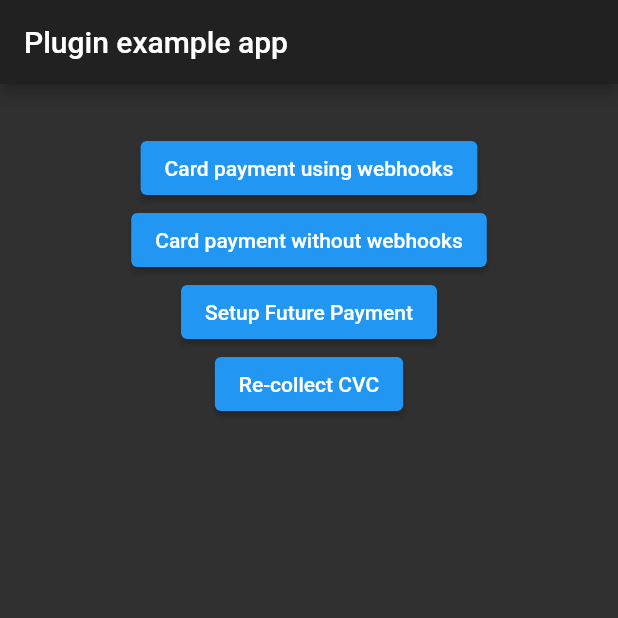
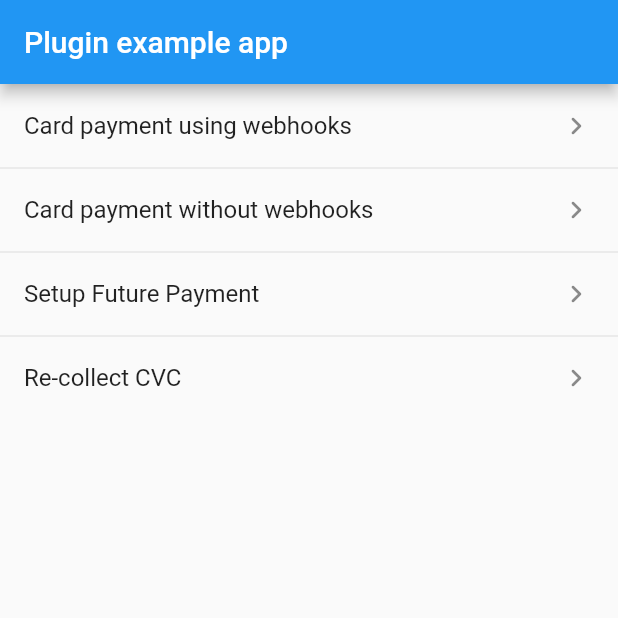
Before and after one commit to softdev55/flutter_stripe, a Flutter app: the screen it shows after launch, on a phone screen of 412 x 824 dp, the top half of it. Run offline on Flutter 3.47's test engine with Material 2 defaults, Android fonts, the phone set to English and light mode, and no system bars; our stand-ins replace freezed_annotation, plugin_platform_interface.

Commit message:
Improve example ui

```diff
--- a/stripe/example/lib/main.dart
+++ b/stripe/example/lib/main.dart
@@ -1,13 +1,9 @@
-import 'dart:async';
-import 'dart:convert';
-import 'dart:developer';
-
-import 'package:flutter/cupertino.dart';
 import 'package:flutter/material.dart';
-import 'package:http/http.dart' as http;
 import 'package:stripe/stripe.dart';
 import 'package:stripe_example/.env.dart';
-import 'package:stripe_example/screens/home_screen.dart';
+import 'screens/screens.dart';
+
+import 'widgets/dismiss_focus_overlay.dart';
 
 void main() async {
   WidgetsFlutterBinding.ensureInitialized();
@@ -20,22 +16,20 @@ class App extends StatelessWidget {
   Widget build(BuildContext context) {
     return DismissFocusOverlay(
       child: MaterialApp(
-        //  theme: ThemeData.light(),
-        theme: ThemeData.dark(),
-        home: MyApp(),
+      //  theme: ThemeData.light(),
+      //  theme: ThemeData.dark(),
+        home: HomePage(),
       ),
     );
   }
 }
 
-class MyApp extends StatefulWidget {
+class HomePage extends StatefulWidget {
   @override
-  _MyAppState createState() => _MyAppState();
+  _HomePageState createState() => _HomePageState();
 }
 
-class _MyAppState extends State<MyApp> {
-  bool isGettingConfig = false;
-
+class _HomePageState extends State<HomePage> {
   @override
   void initState() {
     super.initState();
@@ -47,56 +41,24 @@ class _MyAppState extends State<MyApp> {
       appBar: AppBar(
         title: const Text('Plugin example app'),
       ),
-      body: Padding(
-        padding: EdgeInsets.symmetric(vertical: 32, horizontal: 24),
-        child: Center(
-            child: Column(
-          children: [
-            HomeScreen(),
+      body: Column(children: [
+        ...ListTile.divideTiles(
+          context: context,
+          tiles: [
+            for (final example in Example.values)
+              ListTile(
+                onTap: () {
+                  final route = MaterialPageRoute(builder: example.builder);
+                  Navigator.push(context, route);
+                },
+                title: Text(example.title),
+                trailing: Icon(
+                  Icons.chevron_right_rounded,
+                ),
+              ),
           ],
-        )),
-      ),
-    );
-  }
-
-  Future<Map<String, String>?> getPaymentConfig() async {
-    setState(() {
-      isGettingConfig = true;
-    });
-    try {
-      final url = 'https://stripe-flutter.glitch.me/payment-sheet';
-      final response = await http.post(Uri.parse(url));
-      print('Response status: ${response.statusCode}');
-      print('Response body: ${response.body}');
-
-      return Map<String, String>.from(jsonDecode(response.body));
-    } catch (e) {
-      log('Unexpected Error while getting customer id', error: e);
-      //rethrow;
-    } finally {
-      setState(() {
-        isGettingConfig = false;
-      });
-      return null;
-    }
-  }
-}
-
-class DismissFocusOverlay extends StatelessWidget {
-  final Widget? child;
-
-  const DismissFocusOverlay({Key? key, this.child}) : super(key: key);
-  @override
-  Widget build(BuildContext context) {
-    return GestureDetector(
-      child: child,
-      onTap: () {
-        FocusScopeNode currentFocus = FocusScope.of(context);
-        if (!currentFocus.hasPrimaryFocus &&
-            currentFocus.focusedChild != null) {
-          FocusManager.instance.primaryFocus!.unfocus();
-        }
-      },
+        ),
+      ]),
     );
   }
 }
--- a/stripe/example/lib/screens/home_screen.dart
+++ /dev/null
@@ -1,45 +0,0 @@
-import 'package:flutter/material.dart';
-import '../screens/no_webhook_payment_screen.dart';
-import '../screens/setup_future_payment_screen.dart';
-import '../screens/webhook_payment_screen.dart';
-
-import 'cvc_re_collection_screen.dart';
-
-class HomeScreen extends StatelessWidget {
-  @override
-  Widget build(BuildContext context) {
-    return Column(
-      children: [
-        ElevatedButton(
-          onPressed: () {
-            Navigator.push(context,
-                MaterialPageRoute(builder: (c) => WebhookPaymentScreen()));
-          },
-          child: Text('Card payment using webhooks'),
-        ),
-        ElevatedButton(
-          onPressed: () {
-            Navigator.push(context,
-                MaterialPageRoute(builder: (c) => NoWebhookPaymentScreen()));
-          },
-          child: Text('Card payment without webhooks'),
-        ),
-        // TODO add apple payment here
-        ElevatedButton(
-          onPressed: () {
-            Navigator.push(context,
-                MaterialPageRoute(builder: (c) => SetupFuturePaymentScreen()));
-          },
-          child: Text('Setup Future Payment'),
-        ),
-        ElevatedButton(
-          onPressed: () {
-            Navigator.push(context,
-                MaterialPageRoute(builder: (c) => CVCReCollectionScreen()));
-          },
-          child: Text('Re-collect CVC'),
-        ),
-      ],
-    );
-  }
-}
--- /dev/null
+++ b/stripe/example/lib/screens/screens.dart
@@ -0,0 +1,35 @@
+import 'package:flutter/material.dart';
+import '../screens/no_webhook_payment_screen.dart';
+import '../screens/setup_future_payment_screen.dart';
+import '../screens/webhook_payment_screen.dart';
+
+import 'cvc_re_collection_screen.dart';
+
+class Example {
+  final String title;
+  final WidgetBuilder builder;
+
+  Example({
+    required this.title,
+    required this.builder,
+  });
+
+  static List<Example> values = [
+    Example(
+      title: 'Card payment using webhooks',
+      builder: (c) => WebhookPaymentScreen(),
+    ),
+    Example(
+      title: 'Card payment without webhooks',
+      builder: (c) => NoWebhookPaymentScreen(),
+    ),
+    Example(
+      title: 'Setup Future Payment',
+      builder: (c) => SetupFuturePaymentScreen(),
+    ),
+    Example(
+      title: 'Re-collect CVC',
+      builder: (c) => CVCReCollectionScreen(),
+    )
+  ];
+}
--- /dev/null
+++ b/stripe/example/lib/widgets/dismiss_focus_overlay.dart
@@ -0,0 +1,21 @@
+
+import 'package:flutter/widgets.dart';
+
+class DismissFocusOverlay extends StatelessWidget {
+  final Widget? child;
+
+  const DismissFocusOverlay({Key? key, this.child}) : super(key: key);
+  @override
+  Widget build(BuildContext context) {
+    return GestureDetector(
+      child: child,
+      onTap: () {
+        FocusScopeNode currentFocus = FocusScope.of(context);
+        if (!currentFocus.hasPrimaryFocus &&
+            currentFocus.focusedChild != null) {
+          FocusManager.instance.primaryFocus!.unfocus();
+        }
+      },
+    );
+  }
+}
```
Also changed, not shown: stripe/example/lib/screens/cvc_re_collection_screen.dart (+18 -4 lines), stripe/example/lib/screens/no_webhook_payment_screen.dart (+8 -2 lines), stripe/example/lib/screens/setup_future_payment_screen.dart (+28 -9 lines), stripe/example/lib/screens/webhook_payment_screen.dart (+14 -3 lines).
